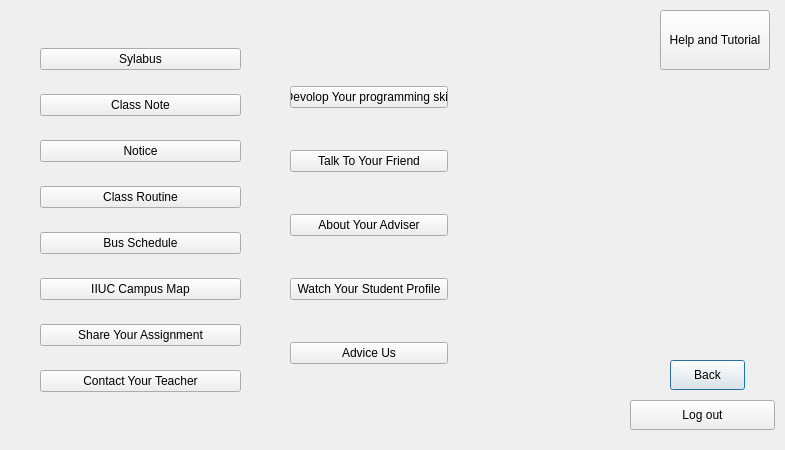
Above: secdialog.ui from Rakib-hosen/RSproject before the change. Below: the same form after it.
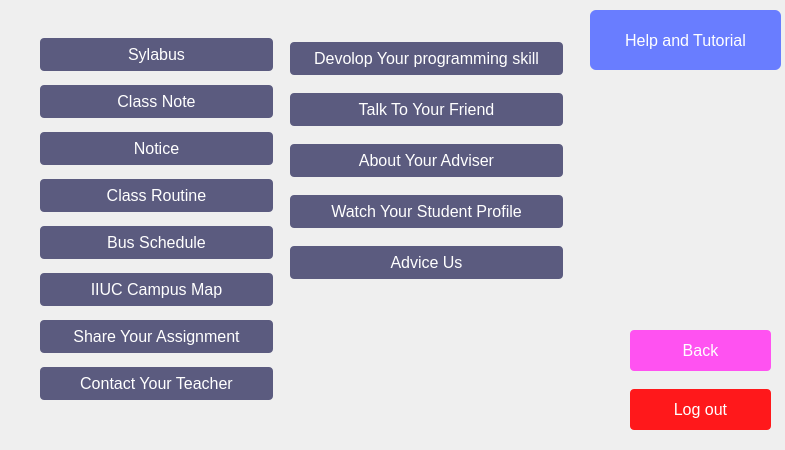
That is the form after the change.

Patch:
```diff
--- a/secdialog.ui
+++ b/secdialog.ui
@@ -16,12 +16,25 @@
   <widget class="QPushButton" name="pushButton">
    <property name="geometry">
     <rect>
-     <x>670</x>
-     <y>360</y>
-     <width>75</width>
-     <height>30</height>
+     <x>630</x>
+     <y>330</y>
+     <width>141</width>
+     <height>41</height>
     </rect>
    </property>
+   <property name="styleSheet">
+    <string notr="true">#pushButton {
+    background-color:rgb(255, 82, 241);
+    border: none;
+    color: white;
+    padding: 7px 32px;
+    text-align: center;
+    text-decoration: none;
+    display: inline-block;
+    font-size: 16px;
+border-radius: 4px;
+} </string>
+   </property>
    <property name="text">
     <string>Back</string>
    </property>
@@ -30,11 +43,24 @@
    <property name="geometry">
     <rect>
      <x>630</x>
-     <y>400</y>
-     <width>145</width>
-     <height>30</height>
+     <y>389</y>
+     <width>141</width>
+     <height>41</height>
     </rect>
    </property>
+   <property name="styleSheet">
+    <string notr="true">#pushButton_lopgout {
+    background-color:rgb(255, 24, 27);
+    border: none;
+    color: white;
+    padding: 7px 32px;
+    text-align: center;
+    text-decoration: none;
+    display: inline-block;
+    font-size: 16px;
+border-radius: 4px;
+} </string>
+   </property>
    <property name="text">
     <string>Log out</string>
    </property>
@@ -44,13 +70,26 @@
     <rect>
      <x>40</x>
      <y>30</y>
-     <width>201</width>
+     <width>233</width>
      <height>381</height>
     </rect>
    </property>
    <layout class="QVBoxLayout" name="verticalLayout">
     <item>
      <widget class="QPushButton" name="pushButton_sylabus">
+      <property name="styleSheet">
+       <string notr="true">#pushButton_sylabus {
+    background-color: rgb(91, 91, 127);
+    border: none;
+    color: white;
+    padding: 7px 32px;
+    text-align: center;
+    text-decoration: none;
+    display: inline-block;
+    font-size: 16px;
+border-radius: 4px;
+} </string>
+      </property>
       <property name="text">
        <string>Sylabus</string>
       </property>
@@ -58,6 +97,19 @@
     </item>
     <item>
      <widget class="QPushButton" name="pushButton_cnote">
+      <property name="styleSheet">
+       <string notr="true">#pushButton_cnote {
+    background-color: rgb(91, 91, 127);
+    border: none;
+    color: white;
+    padding: 7px 32px;
+    text-align: center;
+    text-decoration: none;
+    display: inline-block;
+    font-size: 16px;
+border-radius: 4px;
+} </string>
+      </property>
       <property name="text">
        <string>Class Note</string>
       </property>
@@ -65,6 +117,19 @@
     </item>
     <item>
      <widget class="QPushButton" name="pushButton_notice">
+      <property name="styleSheet">
+       <string notr="true">#pushButton_notice {
+    background-color: rgb(91, 91, 127);
+    border: none;
+    color: white;
+    padding: 7px 32px;
+    text-align: center;
+    text-decoration: none;
+    display: inline-block;
+    font-size: 16px;
+border-radius: 4px;
+} </string>
+      </property>
       <property name="text">
        <string>Notice</string>
       </property>
@@ -72,6 +137,19 @@
     </item>
     <item>
      <widget class="QPushButton" name="pushButton_classroutine">
+      <property name="styleSheet">
+       <string notr="true">#pushButton_classroutine {
+    background-color: rgb(91, 91, 127);
+    border: none;
+    color: white;
+    padding: 7px 32px;
+    text-align: center;
+    text-decoration: none;
+    display: inline-block;
+    font-size: 16px;
+border-radius: 4px;
+} </string>
+      </property>
       <property name="text">
        <string>Class Routine</string>
       </property>
@@ -79,6 +157,19 @@
     </item>
     <item>
      <widget class="QPushButton" name="bus_schedule">
+      <property name="styleSheet">
+       <string notr="true">#bus_schedule {
+    background-color: rgb(91, 91, 127);
+    border: none;
+    color: white;
+    padding: 7px 32px;
+    text-align: center;
+    text-decoration: none;
+    display: inline-block;
+    font-size: 16px;
+border-radius: 4px;
+} </string>
+      </property>
       <property name="text">
        <string>Bus Schedule</string>
       </property>
@@ -86,6 +177,19 @@
     </item>
     <item>
      <widget class="QPushButton" name="iiuc_campus_map">
+      <property name="styleSheet">
+       <string notr="true">#iiuc_campus_map {
+    background-color: rgb(91, 91, 127);
+    border: none;
+    color: white;
+    padding: 7px 32px;
+    text-align: center;
+    text-decoration: none;
+    display: inline-block;
+    font-size: 16px;
+border-radius: 4px;
+} </string>
+      </property>
       <property name="text">
        <string>IIUC Campus Map</string>
       </property>
@@ -93,6 +197,19 @@
     </item>
     <item>
      <widget class="QPushButton" name="share_your_assignment">
+      <property name="styleSheet">
+       <string notr="true">#share_your_assignment {
+    background-color: rgb(91, 91, 127);
+    border: none;
+    color: white;
+    padding: 7px 32px;
+    text-align: center;
+    text-decoration: none;
+    display: inline-block;
+    font-size: 16px;
+border-radius: 4px;
+} </string>
+      </property>
       <property name="text">
        <string>Share Your Assignment</string>
       </property>
@@ -100,6 +217,19 @@
     </item>
     <item>
      <widget class="QPushButton" name="contact_your_teacher">
+      <property name="styleSheet">
+       <string notr="true">#contact_your_teacher {
+    background-color: rgb(91, 91, 127);
+    border: none;
+    color: white;
+    padding: 7px 32px;
+    text-align: center;
+    text-decoration: none;
+    display: inline-block;
+    font-size: 16px;
+border-radius: 4px;
+} </string>
+      </property>
       <property name="text">
        <string>Contact Your Teacher</string>
       </property>
@@ -110,28 +240,54 @@
   <widget class="QPushButton" name="tutorial">
    <property name="geometry">
     <rect>
-     <x>660</x>
+     <x>590</x>
      <y>10</y>
-     <width>110</width>
+     <width>191</width>
      <height>60</height>
     </rect>
    </property>
+   <property name="styleSheet">
+    <string notr="true">#tutorial {
+    background-color: rgb(105, 125, 255);
+    border: none;
+    color: white;
+    padding: 7px 32px;
+    text-align: center;
+    text-decoration: none;
+    display: inline-block;
+    font-size: 16px;
+border-radius: 6px;
+} </string>
+   </property>
    <property name="text">
     <string>Help and Tutorial</string>
    </property>
   </widget>
-  <widget class="QWidget" name="">
+  <widget class="QWidget" name="layoutWidget">
    <property name="geometry">
     <rect>
      <x>290</x>
-     <y>50</y>
-     <width>158</width>
-     <height>351</height>
+     <y>30</y>
+     <width>273</width>
+     <height>261</height>
     </rect>
    </property>
    <layout class="QVBoxLayout" name="verticalLayout_2">
     <item>
      <widget class="QPushButton" name="devolop_your_programming_skill">
+      <property name="styleSheet">
+       <string notr="true">#devolop_your_programming_skill {
+    background-color: rgb(91, 91, 127);
+    border: none;
+    color: white;
+    padding: 7px 20px;
+    text-align: center;
+    text-decoration: none;
+    display: inline-block;
+    font-size: 16px;
+border-radius: 4px;
+} </string>
+      </property>
       <property name="text">
        <string>Devolop Your programming skill</string>
       </property>
@@ -139,6 +295,19 @@
     </item>
     <item>
      <widget class="QPushButton" name="talk_to_ypur_friend">
+      <property name="styleSheet">
+       <string notr="true">#talk_to_ypur_friend {
+    background-color: rgb(91, 91, 127);
+    border: none;
+    color: white;
+    padding: 7px 32px;
+    text-align: center;
+    text-decoration: none;
+    display: inline-block;
+    font-size: 16px;
+border-radius: 4px;
+} </string>
+      </property>
       <property name="text">
        <string>Talk To Your Friend</string>
       </property>
@@ -146,6 +315,19 @@
     </item>
     <item>
      <widget class="QPushButton" name="adviser">
+      <property name="styleSheet">
+       <string notr="true">#adviser{
+    background-color: rgb(91, 91, 127);
+    border: none;
+    color: white;
+    padding: 7px 32px;
+    text-align: center;
+    text-decoration: none;
+    display: inline-block;
+    font-size: 16px;
+border-radius: 4px;
+} </string>
+      </property>
       <property name="text">
        <string>About Your Adviser</string>
       </property>
@@ -153,6 +335,19 @@
     </item>
     <item>
      <widget class="QPushButton" name="watch_your_student_profile">
+      <property name="styleSheet">
+       <string notr="true">#watch_your_student_profile {
+    background-color: rgb(91, 91, 127);
+    border: none;
+    color: white;
+    padding: 7px 25px;
+    text-align: center;
+    text-decoration: none;
+    display: inline-block;
+    font-size: 16px;
+border-radius: 4px;
+} </string>
+      </property>
       <property name="text">
        <string>Watch Your Student Profile</string>
       </property>
@@ -160,6 +355,19 @@
     </item>
     <item>
      <widget class="QPushButton" name="advice_us">
+      <property name="styleSheet">
+       <string notr="true">#advice_us{
+    background-color: rgb(91, 91, 127);
+    border: none;
+    color: white;
+    padding: 7px 32px;
+    text-align: center;
+    text-decoration: none;
+    display: inline-block;
+    font-size: 16px;
+border-radius: 4px;
+} </string>
+      </property>
       <property name="text">
        <string>Advice Us</string>
       </property>
```
